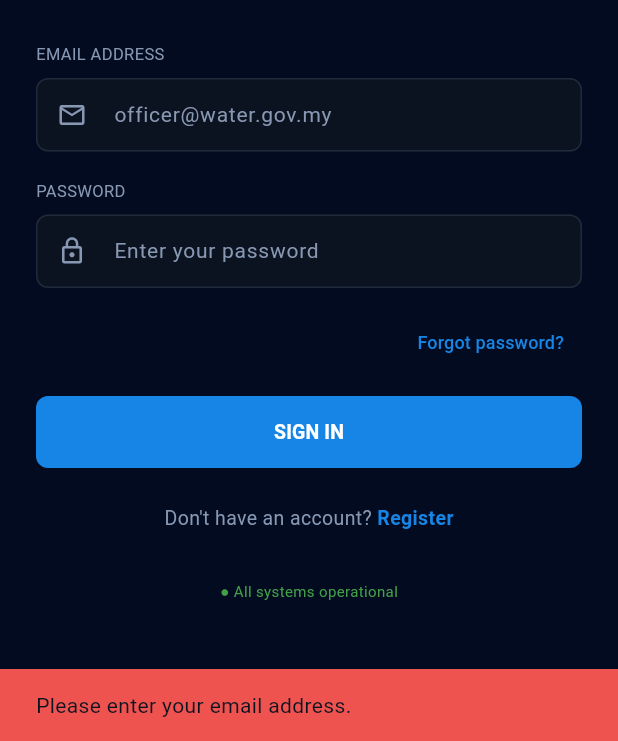
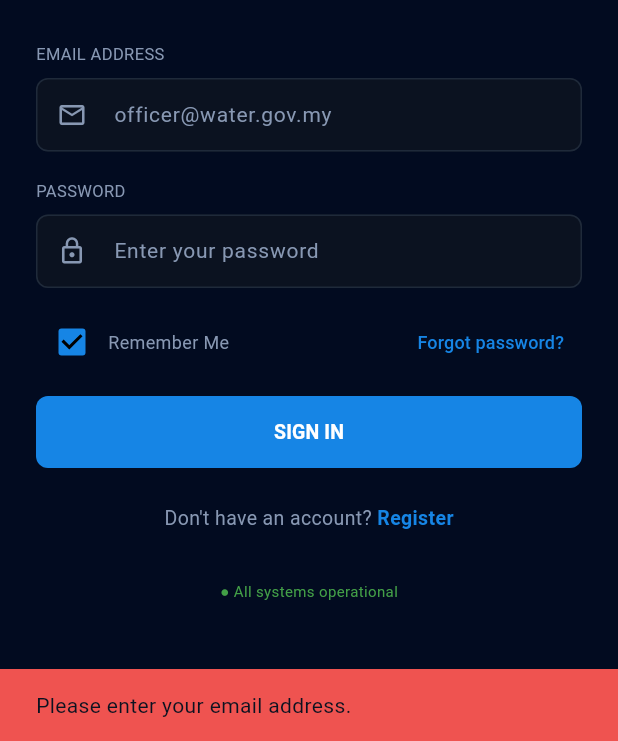
Before and after one commit to JunHong-Student/myflood, a Flutter app: the screen it shows after launch, after a tap on "SIGN IN", on a phone screen of 412 x 824 dp, the part 495-1236 px from its top. Run offline on Flutter 3.47's test engine with Material 3 defaults, Android fonts, the phone set to English and light mode, and no system bars; our stand-ins replace cloud_firestore, firebase_auth, firebase_core, fl_chart, flutter_map, latlong2 and 1 more; accounts and stored records are empty.

Commit message:
feat: add persistent user favorites and remember me

```diff
--- a/lib/main.dart
+++ b/lib/main.dart
@@ -19,7 +19,7 @@ void main() async {
       MultiProvider(
         providers: [
           ChangeNotifierProvider(create: (_) => FloodDataProvider()),
-        ChangeNotifierProvider(create: (_) => FavoritesProvider()..loadFavorites()),
+          ChangeNotifierProvider(create: (_) => FavoritesProvider()),
         ],
         child: const MyFloodApp(),
       ),
--- a/lib/screens/auth/login_screen.dart
+++ b/lib/screens/auth/login_screen.dart
@@ -1,10 +1,11 @@
 import 'package:flutter/material.dart';
+import 'package:firebase_auth/firebase_auth.dart';
+import 'package:shared_preferences/shared_preferences.dart';
 
 import '../../core/theme/app_colors.dart';
 import '../../core/theme/app_text_styles.dart';
 import '../../core/widgets/app_button.dart';
 import '../../core/widgets/app_text_field.dart';
-import 'package:firebase_auth/firebase_auth.dart';
 import '../home/main_screen.dart';
 import 'register_screen.dart';
 
@@ -19,6 +20,20 @@ class _LoginScreenState extends State<LoginScreen> {
   final emailController = TextEditingController();
   final passwordController = TextEditingController();
   bool _isLoading = false;
+  bool _rememberMe = true;
+
+  @override
+  void initState() {
+    super.initState();
+    _loadRememberMe();
+  }
+
+  Future<void> _loadRememberMe() async {
+    final prefs = await SharedPreferences.getInstance();
+    setState(() {
+      _rememberMe = prefs.getBool('remember_me') ?? true;
+    });
+  }
 
   @override
   void dispose() {
@@ -298,9 +313,34 @@ class _LoginScreenState extends State<LoginScreen> {
 
                   const SizedBox(height: 12),
 
-                  Align(
-                    alignment: Alignment.centerRight,
-                    child: TextButton(
+                  Row(
+                    mainAxisAlignment: MainAxisAlignment.spaceBetween,
+                    children: [
+                      Row(
+                        children: [
+                          Checkbox(
+                            value: _rememberMe,
+                            onChanged: (bool? value) {
+                              setState(() {
+                                _rememberMe = value ?? true;
+                              });
+                              SharedPreferences.getInstance().then((prefs) {
+                                prefs.setBool('remember_me', _rememberMe);
+                              });
+                            },
+                            activeColor: AppColors.primaryBlue,
+                            side: const BorderSide(color: AppColors.textSecondary),
+                          ),
+                          const Text(
+                            'Remember Me',
+                            style: TextStyle(
+                              color: AppColors.textSecondary,
+                              fontSize: 12,
+                            ),
+                          ),
+                        ],
+                      ),
+                      TextButton(
                         onPressed: _showForgotPasswordDialog,
                         child: const Text(
                           'Forgot password?',
@@ -310,6 +350,7 @@ class _LoginScreenState extends State<LoginScreen> {
                           ),
                         ),
                       ),
+                    ],
                   ),
 
                   const SizedBox(height: 12),
--- a/lib/screens/splash/splash_screen.dart
+++ b/lib/screens/splash/splash_screen.dart
@@ -1,10 +1,13 @@
 import 'dart:async';
 
 import 'package:flutter/material.dart';
+import 'package:shared_preferences/shared_preferences.dart';
+import 'package:firebase_auth/firebase_auth.dart';
 
 import '../../core/theme/app_colors.dart';
 import '../../core/theme/app_text_styles.dart';
 import '../auth/login_screen.dart';
+import '../home/main_screen.dart';
 
 class SplashScreen extends StatefulWidget {
   const SplashScreen({super.key});
@@ -32,7 +35,18 @@ class _SplashScreenState extends State<SplashScreen>
       curve: Curves.easeInOut,
     );
 
-    Timer(const Duration(seconds: 4), () {
+    Timer(const Duration(seconds: 4), () async {
+      if (!mounted) return;
+
+      final prefs = await SharedPreferences.getInstance();
+      final rememberMe = prefs.getBool('remember_me') ?? true;
+
+      if (!rememberMe) {
+        await FirebaseAuth.instance.signOut();
+      }
+
+      final user = FirebaseAuth.instance.currentUser;
+
       if (!mounted) return;
 
       _animationController.forward().then((_) {
@@ -41,7 +55,7 @@ class _SplashScreenState extends State<SplashScreen>
         Navigator.pushReplacement(
           context,
           PageRouteBuilder(
-            pageBuilder: (_, __, ___) => const LoginScreen(),
+            pageBuilder: (_, __, ___) => user != null ? const MainScreen() : const LoginScreen(),
             transitionDuration: const Duration(milliseconds: 500),
             transitionsBuilder: (_, animation, __, child) {
               return FadeTransition(
```
Also changed, not shown: lib/core/providers/favorites_provider.dart (+64 -10 lines), lib/screens/home/favorites_screen.dart (+12 -1 lines), 1 other file. Lines whose indentation alone changed are shown as unchanged.
